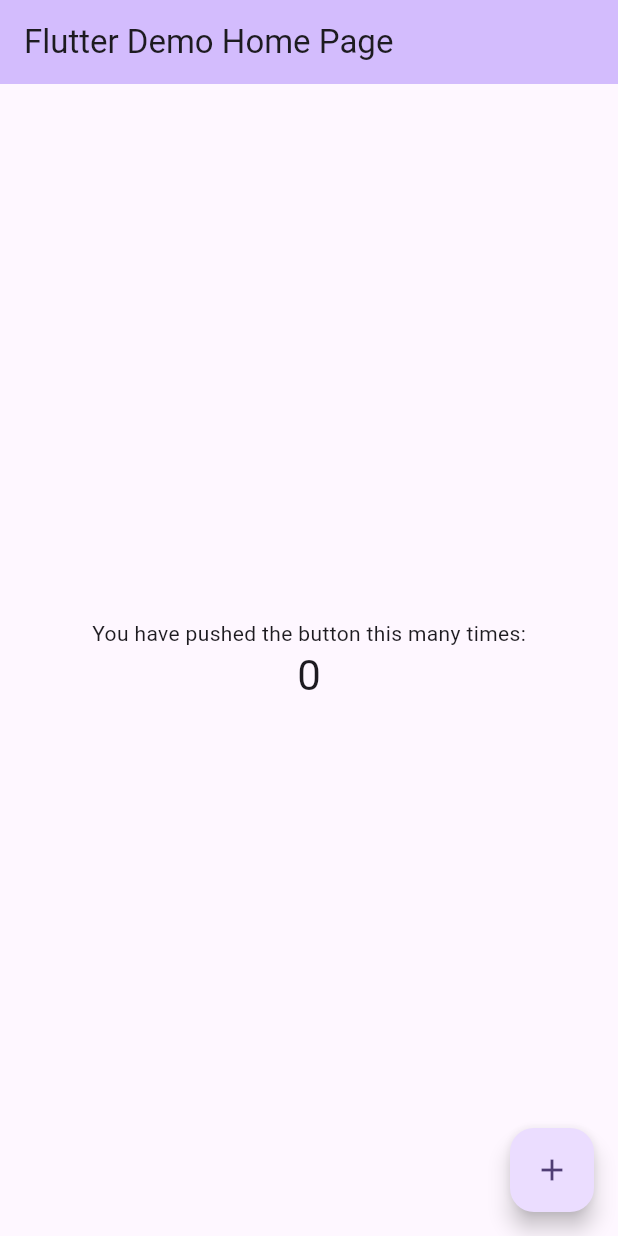
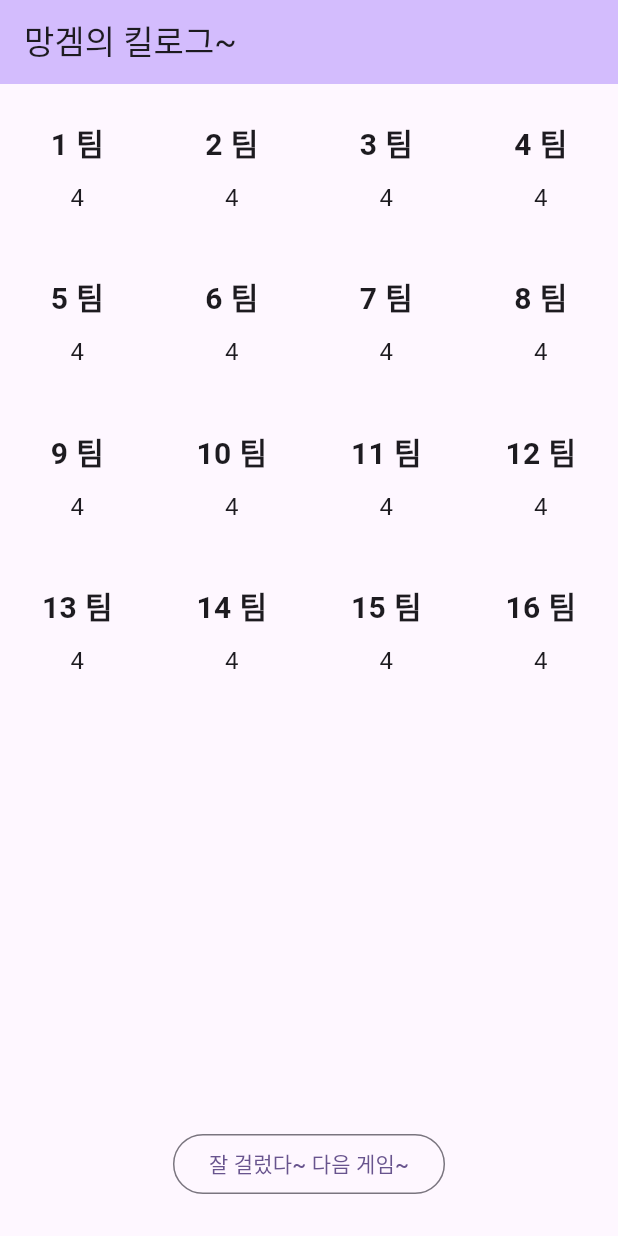
Before and after one commit to philiplee25/flutter_pubg_killlog, a Flutter app: the screen it shows after launch, on a phone screen of 412 x 824 dp. Run offline on Flutter 3.47's test engine with Material 3 defaults, Android fonts, the phone set to English and light mode, and no system bars.

Commit message:
킬로그 기능 추가

```diff
--- a/lib/main.dart
+++ b/lib/main.dart
@@ -1,4 +1,5 @@
 import 'package:flutter/material.dart';
+import 'package:pubg_killlog/presentation/main_screen.dart';
 
 void main() {
   runApp(const MyApp());
@@ -7,63 +8,16 @@ void main() {
 class MyApp extends StatelessWidget {
   const MyApp({super.key});
 
-  // This widget is the root of your application.
   @override
   Widget build(BuildContext context) {
     return MaterialApp(
-      title: 'Flutter Demo',
+      title: '망겜 킬로그',
+      debugShowCheckedModeBanner: false, // 오른쪽 위 debug 마크 떼기
       theme: ThemeData(
         colorScheme: ColorScheme.fromSeed(seedColor: Colors.deepPurple),
         useMaterial3: true,
       ),
-      home: const MyHomePage(title: 'Flutter Demo Home Page'),
+      home: const KillLogScreen(),
     );
   }
 }
-
-class MyHomePage extends StatefulWidget {
-  const MyHomePage({super.key, required this.title});
-  final String title;
-
-  @override
-  State<MyHomePage> createState() => _MyHomePageState();
-}
-
-class _MyHomePageState extends State<MyHomePage> {
-  int _counter = 0;
-
-  void _incrementCounter() {
-    setState(() {
-      _counter++;
-    });
-  }
-
-  @override
-  Widget build(BuildContext context) {
-    return Scaffold(
-      appBar: AppBar(
-        backgroundColor: Theme.of(context).colorScheme.inversePrimary,
-        title: Text(widget.title),
-      ),
-      body: Center(
-        child: Column(
-          mainAxisAlignment: MainAxisAlignment.center,
-          children: <Widget>[
-            const Text(
-              'You have pushed the button this many times:',
-            ),
-            Text(
-              '$_counter',
-              style: Theme.of(context).textTheme.headlineMedium,
-            ),
-          ],
-        ),
-      ),
-      floatingActionButton: FloatingActionButton(
-        onPressed: _incrementCounter,
-        tooltip: 'Increment',
-        child: const Icon(Icons.add),
-      ),
-    );
-  }
-}
--- /dev/null
+++ b/lib/presentation/main_screen.dart
@@ -0,0 +1,119 @@
+import 'package:flutter/material.dart';
+
+class KillLogScreen extends StatefulWidget {
+  const KillLogScreen({super.key});
+
+  @override
+  State<KillLogScreen> createState() => _KillLogScreenState();
+}
+
+class _KillLogScreenState extends State<KillLogScreen> {
+  // 각 ListTile 의 팀명, 살아남은 수 저장하는 초기 map list
+  List<Map<String, dynamic>> initItems = [
+    {'team': '1 팀', 'live': 4},
+    {'team': '2 팀', 'live': 4},
+    {'team': '3 팀', 'live': 4},
+    {'team': '4 팀', 'live': 4},
+    {'team': '5 팀', 'live': 4},
+    {'team': '6 팀', 'live': 4},
+    {'team': '7 팀', 'live': 4},
+    {'team': '8 팀', 'live': 4},
+    {'team': '9 팀', 'live': 4},
+    {'team': '10 팀', 'live': 4},
+    {'team': '11 팀', 'live': 4},
+    {'team': '12 팀', 'live': 4},
+    {'team': '13 팀', 'live': 4},
+    {'team': '14 팀', 'live': 4},
+    {'team': '15 팀', 'live': 4},
+    {'team': '16 팀', 'live': 4},
+  ];
+
+  // 현재 상태 저장하는 리스트
+  List<Map<String, dynamic>> items = [];
+
+  // 새게임 시작하면 reset 버튼 누르기용 initState
+  @override
+  void initState() {
+    super.initState();
+    resetItems();
+  }
+
+  // ListTile 클릭 시 호출되는 함수
+  void _killCounter(int index) {
+    setState(() {
+      if (items[index]['live'] > 0) {
+        // 클릭할때마다 live 감소
+        items[index]['live']--;
+      }
+    });
+  }
+
+  // reset 함수
+  void resetItems() {
+    setState(() {
+      items = initItems.map((item) => Map<String, dynamic>.from(item)).toList();
+    });
+  }
+
+  @override
+  Widget build(BuildContext context) {
+    return Scaffold(
+      appBar: AppBar(
+        backgroundColor: Theme.of(context).colorScheme.inversePrimary,
+        title: const Text('망겜의 킬로그~'),
+      ),
+      body: Column(
+        children: [
+          Expanded(
+            child: Padding(
+              padding: const EdgeInsets.only(top: 24.0),
+              child: GridView.builder(
+                gridDelegate: const SliverGridDelegateWithFixedCrossAxisCount(
+                  crossAxisCount: 4, // 4개의 열로 구성
+                ),
+                itemCount: 16,
+                itemBuilder: (context, index) {
+                  return InkWell(
+                    onTap: items[index]['live'] > 0
+                        ? () => _killCounter(index)
+                        : null,
+                    child: GridTile(
+                      header: Center(
+                        child: Text(
+                          items[index]['team'],
+                          style: const TextStyle(
+                              fontSize: 20.0, fontWeight: FontWeight.bold),
+                        ),
+                      ),
+                      child: Container(
+                        color: items[index]['live'] > 0 ? null : Colors.red,
+                        child: Center(
+                          child: Text(
+                            items[index]['live'].toString(),
+                            style: const TextStyle(
+                              fontSize: 16.0,
+                            ),
+                          ),
+                        ),
+                      ),
+                    ),
+                  );
+                },
+              ),
+            ),
+          ),
+          Container(
+            margin: const EdgeInsets.only(bottom: 24.0),
+            child: OutlinedButton(
+              onPressed: resetItems,
+              child: const Padding(
+                padding: EdgeInsets.symmetric(vertical: 8.0),
+                child: Text('잘 걸렀다~ 다음 게임~'),
+              ),
+            ),
+          ),
+        ],
+      ),
+    );
+  }
+}
```
